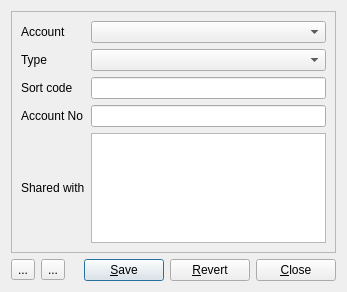
First picture: the form in ui/accounts.ui, repository innerhippy/pydosh, before the edit.
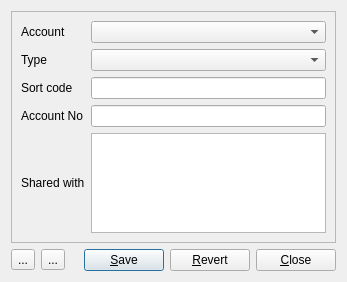
Second picture: the form after the edit. Icons and pictures are not drawn.

Commit message: Account changes write - bit stuck on shares table

```diff
--- a/ui/accounts.ui
+++ b/ui/accounts.ui
@@ -7,7 +7,7 @@
     <x>0</x>
     <y>0</y>
     <width>347</width>
-    <height>292</height>
+    <height>282</height>
    </rect>
   </property>
   <property name="windowTitle">
@@ -60,9 +60,6 @@
         </property>
        </widget>
       </item>
-      <item row="4" column="1">
-       <widget class="QListWidget" name="sharedList"/>
-      </item>
       <item row="0" column="1">
        <widget class="QComboBox" name="accountCombo"/>
       </item>
@@ -73,6 +70,9 @@
         </property>
        </widget>
       </item>
+      <item row="4" column="1">
+       <widget class="QListView" name="accountShareView"/>
+      </item>
      </layout>
     </widget>
    </item>
```
The commit also changes 4 other files.
